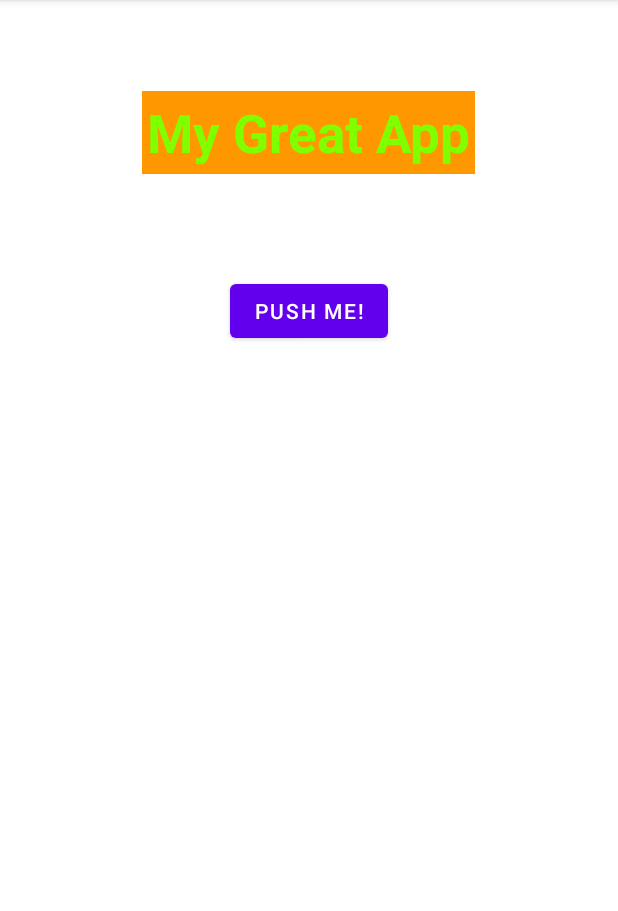
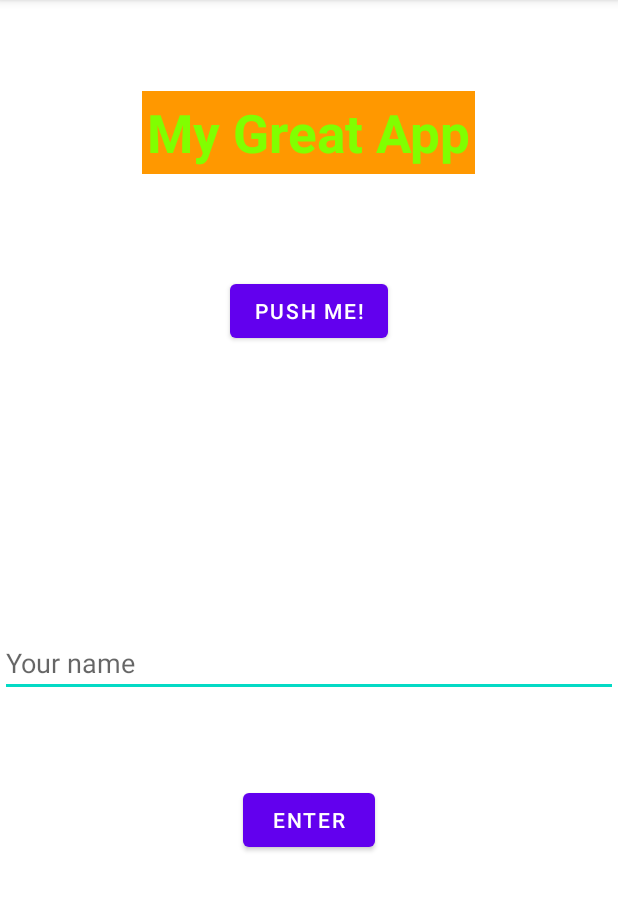
Before and after one commit to Valido-101/Curso_udemy_android, an Android app: the screen it shows after launch (MainActivity), after a tap on "PUSH ME!", on a phone screen of 412 x 824 dp, the part 84-995 px from its top. Run offline under Robolectric (Android 15) with nearby library versions, the phone set to English and light mode, and no system bars.

Commit message:
Obteniendo valores de un editText en java

```diff
--- a/app/src/main/java/com/udemycourse/exampleapp/MainActivity.java
+++ b/app/src/main/java/com/udemycourse/exampleapp/MainActivity.java
@@ -5,8 +5,15 @@ import androidx.appcompat.app.AppCompatActivity;
 import android.os.Bundle;
 import android.util.Log;
 import android.view.View;
+import android.widget.EditText;
 
 public class MainActivity extends AppCompatActivity {
+
+    @Override
+    protected void onCreate(Bundle savedInstanceState) {
+        super.onCreate(savedInstanceState);
+        setContentView(R.layout.activity_main);
+    }
 
     public void clickFunction(View view){
 
@@ -14,9 +21,15 @@ public class MainActivity extends AppCompatActivity {
 
     }
 
-    @Override
-    protected void onCreate(Bundle savedInstanceState) {
-        super.onCreate(savedInstanceState);
-        setContentView(R.layout.activity_main);
+    public void showName(View view){
+
+        EditText nameEditText = (EditText)findViewById(R.id.NameEditText);
+
+        String name = nameEditText.getText().toString();
+
+        Log.i("Info","Button Pressed!");
+
+        Log.i("Values","Your name: " + name);
+
     }
 }
--- a/app/src/main/res/layout/activity_main.xml
+++ b/app/src/main/res/layout/activity_main.xml
@@ -37,4 +37,30 @@
         app:layout_constraintTop_toBottomOf="@+id/textView"
         app:layout_constraintVertical_bias="0.112" />
 
+    <EditText
+        android:id="@+id/NameEditText"
+        android:layout_width="0dp"
+        android:layout_height="wrap_content"
+        android:ems="10"
+        android:inputType="textPersonName"
+        android:hint="Your name"
+        app:layout_constraintBottom_toBottomOf="parent"
+        app:layout_constraintEnd_toEndOf="parent"
+        app:layout_constraintHorizontal_bias="0.0"
+        app:layout_constraintStart_toStartOf="parent"
+        app:layout_constraintTop_toBottomOf="@+id/button"
+        app:layout_constraintVertical_bias="0.383" />
+
+    <Button
+        android:id="@+id/button3"
+        android:layout_width="wrap_content"
+        android:layout_height="wrap_content"
+        android:text="@string/button2"
+        android:onClick="showName"
+        app:layout_constraintBottom_toBottomOf="parent"
+        app:layout_constraintEnd_toEndOf="parent"
+        app:layout_constraintStart_toStartOf="parent"
+        app:layout_constraintTop_toBottomOf="@+id/NameEditText"
+        app:layout_constraintVertical_bias="0.228" />
+
 </androidx.constraintlayout.widget.ConstraintLayout>
--- a/app/src/main/res/values/strings.xml
+++ b/app/src/main/res/values/strings.xml
@@ -2,4 +2,6 @@
     <string name="app_name">ExampleApp</string>
     <string name="challenge1">My Great App</string>
     <string name="button1">Push me!</string>
+    <string name="button2">Enter</string>
+    <string name="button3">Back</string>
 </resources>
```
